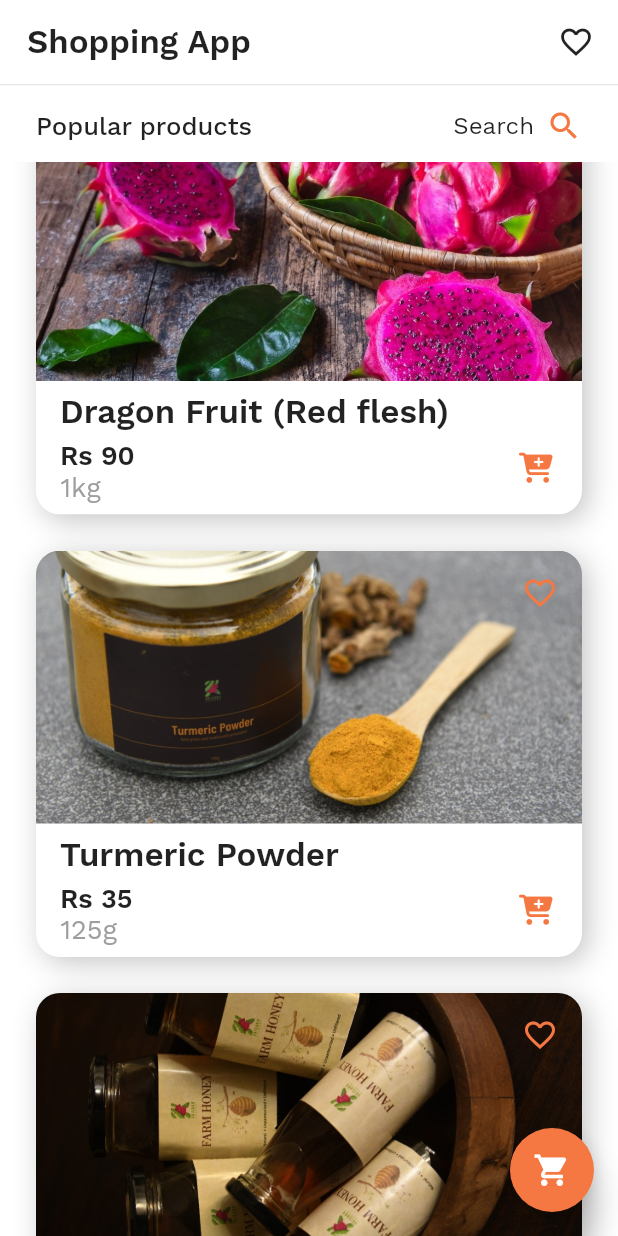
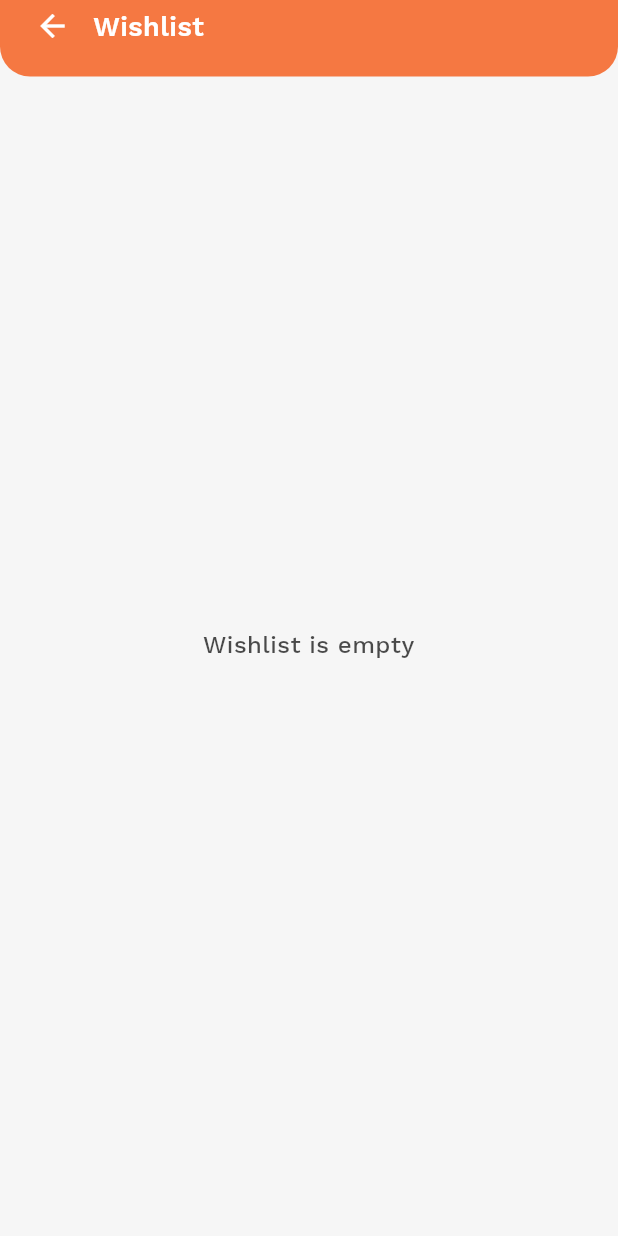
Before and after one commit to rijaz-logiticks/Shopping-App-UI, a Flutter app: the screen it shows after launch, scrolled down 52 dp, after a tap on the "favorite outline" icon, on a phone screen of 412 x 824 dp. Run offline on Flutter 3.47's test engine with Material 2 defaults, Android fonts, the phone set to English and light mode, and no system bars; our stand-ins replace bloc, flushbar, flutter_bloc, font_awesome_flutter, shimmer.

Commit message:
added wishlist page

```diff
--- /dev/null
+++ b/lib/blocs/wishlist_bloc/wishlist_bloc.dart
@@ -0,0 +1,82 @@
+import 'dart:async';
+
+import 'package:bloc/bloc.dart';
+import 'package:meta/meta.dart';
+import 'package:shopping_ui/models/product.dart';
+
+part 'wishlist_event.dart';
+part 'wishlist_state.dart';
+
+class WishlistBloc extends Bloc<WishlistEvent, WishlistState> {
+  WishlistBloc() : super(WishlistInitial());
+  List<Product> wishlist = [];
+
+  @override
+  Stream<WishlistState> mapEventToState(
+    WishlistEvent event,
+  ) async* {
+    if (event is AddToWishListEvent) {
+      yield* mapAddToWishlistEventToState(event.productId);
+    }
+    if (event is RemoveFromWishlistEvent) {
+      yield* mapRemoveFromWishlistEventToState(
+        event.productId,
+      );
+    }
+
+    if (event is GetWishlistEvent) {
+      yield* mapGetWishlistEventToState();
+    }
+  }
+
+  Stream<WishlistState> mapAddToWishlistEventToState(String productId) async* {
+    yield AddToWishlistInProgressState();
+    try {
+      //add to cart
+
+      Product product = Product.demoProducts.firstWhere(
+        (element) => element.id == productId,
+      );
+
+      wishlist.add(product);
+
+      add(GetWishlistEvent());
+      yield AddToWishlistCompletedState();
+    } catch (e) {
+      print('Error: $e');
+      yield AddToWishlistFailedState();
+    }
+  }
+
+  Stream<WishlistState> mapRemoveFromWishlistEventToState(
+    String productId,
+  ) async* {
+    yield RemoveFromWishlistInProgressState();
+    try {
+      wishlist.removeWhere(
+        (element) => element.id == productId,
+      );
+
+      add(GetWishlistEvent());
+      yield RemoveFromWishlistCompletedState();
+    } catch (e) {
+      print('Error: $e');
+      yield RemoveFromWishlistFailedState();
+    }
+  }
+
+  Stream<WishlistState> mapGetWishlistEventToState() async* {
+    yield GetWishlistProductsInProgressState();
+    try {
+      if (wishlist != null) {
+        await Future.delayed(Duration(milliseconds: 150));
+        yield GetWishlistProductsCompletedState(wishlist);
+      } else {
+        yield GetWishlistProductsFailedState();
+      }
+    } catch (e) {
+      print(e);
+      yield GetWishlistProductsFailedState();
+    }
+  }
+}
--- /dev/null
+++ b/lib/blocs/wishlist_bloc/wishlist_event.dart
@@ -0,0 +1,29 @@
+part of 'wishlist_bloc.dart';
+
+@immutable
+abstract class WishlistEvent {}
+
+class AddToWishListEvent extends WishlistEvent {
+  final String productId;
+
+  AddToWishListEvent({required this.productId});
+
+  @override
+  String toString() => 'AddToWishListEvent';
+}
+
+class RemoveFromWishlistEvent extends WishlistEvent {
+  final String productId;
+
+  RemoveFromWishlistEvent({required this.productId});
+
+  @override
+  String toString() => 'RemoveFromWishlistEvent';
+}
+
+class GetWishlistEvent extends WishlistEvent {
+
+
+  @override
+  String toString() => 'GetWishlistEvent';
+}
--- /dev/null
+++ b/lib/blocs/wishlist_bloc/wishlist_state.dart
@@ -0,0 +1,55 @@
+part of 'wishlist_bloc.dart';
+
+@immutable
+abstract class WishlistState {}
+
+class WishlistInitial extends WishlistState {}
+
+class AddToWishlistInProgressState extends WishlistState {
+  @override
+  String toString() => 'AddToWishlistInProgressState';
+}
+
+class AddToWishlistFailedState extends WishlistState {
+  @override
+  String toString() => 'AddToWishlistFailedState';
+}
+
+class AddToWishlistCompletedState extends WishlistState {
+  @override
+  String toString() => 'AddToWishlistCompletedState';
+}
+
+class RemoveFromWishlistInProgressState extends WishlistState {
+  @override
+  String toString() => 'RemoveFromWishlistInProgressState';
+}
+
+class RemoveFromWishlistFailedState extends WishlistState {
+  @override
+  String toString() => 'RemoveFromWishlistFailedState';
+}
+
+class RemoveFromWishlistCompletedState extends WishlistState {
+  @override
+  String toString() => 'RemoveFromWishlistCompletedState';
+}
+
+class GetWishlistProductsFailedState extends WishlistState {
+  @override
+  String toString() => 'GetWishlistProductsFailedState';
+}
+
+class GetWishlistProductsInProgressState extends WishlistState {
+  @override
+  String toString() => 'GetWishlistProductsInProgressState';
+}
+
+class GetWishlistProductsCompletedState extends WishlistState {
+  final List<Product> products;
+
+  GetWishlistProductsCompletedState(this.products);
+
+  @override
+  String toString() => 'GetWishlistProductsCompletedState';
+}
--- a/lib/main.dart
+++ b/lib/main.dart
@@ -1,5 +1,6 @@
 import 'package:flutter/material.dart';
 import 'package:flutter_bloc/flutter_bloc.dart';
+import 'package:shopping_ui/blocs/wishlist_bloc/wishlist_bloc.dart';
 
 import 'app.dart';
 import 'blocs/cart_bloc/cart_bloc.dart';
@@ -10,6 +11,9 @@ void main() {
       BlocProvider(
         create: (context) => CartBloc(),
       ),
+      BlocProvider(
+        create: (context) => WishlistBloc(),
+      ),
     ],
     child: ShoppingApp(),
   ));
--- a/lib/screens/home_page.dart
+++ b/lib/screens/home_page.dart
@@ -4,6 +4,7 @@ import 'package:flutter/material.dart';
 import 'package:flutter_bloc/flutter_bloc.dart';
 import 'package:shopping_ui/blocs/cart_bloc/cart_bloc.dart';
 import 'package:shopping_ui/models/product.dart';
+import 'package:shopping_ui/screens/wishlist_page.dart';
 import 'package:shopping_ui/theme/shopping_app_theme.dart';
 import 'package:shopping_ui/widgets/common/cart_fab_button.dart';
 import 'package:shopping_ui/widgets/custom_search_delegate.dart';
@@ -317,7 +318,12 @@ class _HomePageState extends State<HomePage> with TickerProviderStateMixin {
                       borderRadius: const BorderRadius.all(
                         Radius.circular(32.0),
                       ),
-                      onTap: () {},
+                      onTap: () {
+                        Navigator.push(
+                            context,
+                            MaterialPageRoute(
+                                builder: (context) => WishlistPage()));
+                      },
                       child: Padding(
                         padding: const EdgeInsets.all(8.0),
                         child: Icon(Icons.favorite_border),
--- /dev/null
+++ b/lib/screens/wishlist_page.dart
@@ -0,0 +1,107 @@
+import 'package:flutter/material.dart';
+import 'package:flutter_bloc/flutter_bloc.dart';
+import 'package:shimmer/shimmer.dart';
+import 'package:shopping_ui/blocs/wishlist_bloc/wishlist_bloc.dart';
+import 'package:shopping_ui/widgets/common/custom_app_bar.dart';
+import 'package:shopping_ui/widgets/common/empty_items_view.dart';
+import 'package:shopping_ui/widgets/product_item_view.dart';
+import 'package:shopping_ui/widgets/shimmer_cart_item.dart';
+
+class WishlistPage extends StatefulWidget {
+  const WishlistPage({Key? key}) : super(key: key);
+
+  @override
+  _WishlistPageState createState() => _WishlistPageState();
+}
+
+class _WishlistPageState extends State<WishlistPage> {
+  late WishlistBloc wishlistBloc;
+
+  @override
+  void initState() {
+    super.initState();
+    wishlistBloc = BlocProvider.of<WishlistBloc>(context);
+    wishlistBloc.add(GetWishlistEvent());
+  }
+
+  @override
+  Widget build(BuildContext context) {
+    return Scaffold(
+      body: Column(
+        children: [
+          CustomAppBar(
+            title: 'Wishlist',
+            needBackButton: true,
+          ),
+          Expanded(
+              child: BlocBuilder(
+                  bloc: wishlistBloc,
+                  builder: (context, state) {
+                    if (state is GetWishlistProductsInProgressState) {
+                      return ListView.separated(
+                        itemCount: 5,
+                        physics: NeverScrollableScrollPhysics(),
+                        padding: const EdgeInsets.all(0),
+                        shrinkWrap: true,
+                        itemBuilder: (context, index) {
+                          return Shimmer.fromColors(
+                            period: Duration(milliseconds: 800),
+                            baseColor: Colors.grey.withOpacity(0.5),
+                            highlightColor: Colors.black.withOpacity(0.5),
+                            child: ShimmerCartItem(),
+                          );
+                        },
+                        separatorBuilder: (context, index) {
+                          return SizedBox(height: 20.0);
+                        },
+                      );
+                    }
+                    if (state is GetWishlistProductsFailedState) {
+                      return EmptyItemsView(
+                        title: 'Failed to get products in wishlist!',
+                      );
+                    }
+                    if (state is GetWishlistProductsCompletedState) {
+                      if (state.products.length == 0) {
+                        return Center(
+                          child: EmptyItemsView(
+                            title: 'Wishlist is empty',
+                          ),
+                        );
+                      }
+
+                      return Container(
+                        child: ListView(
+                          padding: const EdgeInsets.symmetric(vertical: 8),
+                          children: [
+                            ListView.separated(
+                              itemCount: state.products.length,
+                              padding: const EdgeInsets.all(0.0),
+                              physics: NeverScrollableScrollPhysics(),
+                              shrinkWrap: true,
+                              itemBuilder: (context, index) {
+                                return ProductItemView(
+                                  product: state.products[index],
+                                );
+                              },
+                              separatorBuilder: (context, index) {
+                                return Container(
+                                  height: 1,
+                                  //child: SizedBox( height: 10.0)
+                                );
+                              },
+                            ),
+                            SizedBox(
+                              height: 90.0,
+                            ),
+                          ],
+                        ),
+                      );
+                    }
+                    return Container();
+                  }))
+        ],
+      ),
+    );
+  }
+}
--- a/lib/widgets/product_item_view.dart
+++ b/lib/widgets/product_item_view.dart
@@ -2,6 +2,7 @@ import 'package:flutter/material.dart';
 import 'package:flutter_bloc/flutter_bloc.dart';
 import 'package:font_awesome_flutter/font_awesome_flutter.dart';
 import 'package:shopping_ui/blocs/cart_bloc/cart_bloc.dart';
+import 'package:shopping_ui/blocs/wishlist_bloc/wishlist_bloc.dart';
 import 'package:shopping_ui/models/product.dart';
 import 'package:shopping_ui/screens/product_detail_page.dart';
 import 'package:shopping_ui/theme/shopping_app_theme.dart';
@@ -115,7 +116,10 @@ class ProductItemView extends StatelessWidget {
                     },
                   ),
                 ),
-                Positioned(
+                BlocBuilder(
+                  bloc: BlocProvider.of<WishlistBloc>(context),
+                  builder: (context, state) {
+                    return Positioned(
                       top: 8,
                       right: 8,
                       child: Material(
@@ -126,17 +130,37 @@ class ProductItemView extends StatelessWidget {
                             Radius.circular(32.0),
                           ),
                           onTap: () {
-                        showSnack('Added to wishlist', context);
+                            WishlistBloc wishlistBloc =
+                                BlocProvider.of<WishlistBloc>(context);
+                            if (wishlistBloc.wishlist.contains(product)) {
+                              wishlistBloc.add(RemoveFromWishlistEvent(
+                                  productId: product.id));
+                              showSnack('Removed from wishlist', context,
+                                  bgColor: Colors.red);
+                            } else {
+                              wishlistBloc.add(
+                                  AddToWishListEvent(productId: product.id));
+                              showSnack(
+                                'Added to wishlist',
+                                context,
+                              );
+                            }
                           },
                           child: Padding(
                             padding: const EdgeInsets.all(8.0),
                             child: Icon(
-                          Icons.favorite_border,
+                              BlocProvider.of<WishlistBloc>(context)
+                                      .wishlist
+                                      .contains(product)
+                                  ? Icons.favorite
+                                  : Icons.favorite_border,
                               color: Theme.of(context).primaryColor,
                             ),
                           ),
                         ),
                       ),
+                    );
+                  },
                 )
               ],
             ),
```
Also changed, not shown: lib/screens/cart_page.dart (+7 -6 lines), lib/widgets/cart_item.dart (+74 -60 lines), lib/widgets/delete_confirm_dialog.dart (added, +97 -0 lines). Lines whose indentation alone changed are shown as unchanged.
